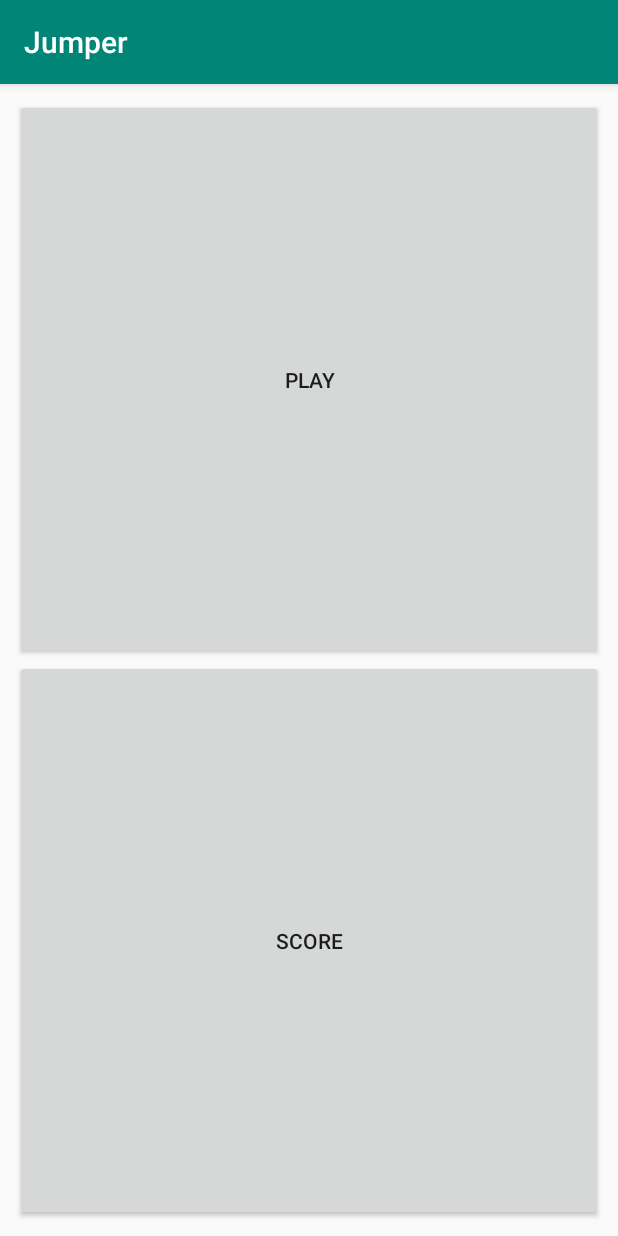
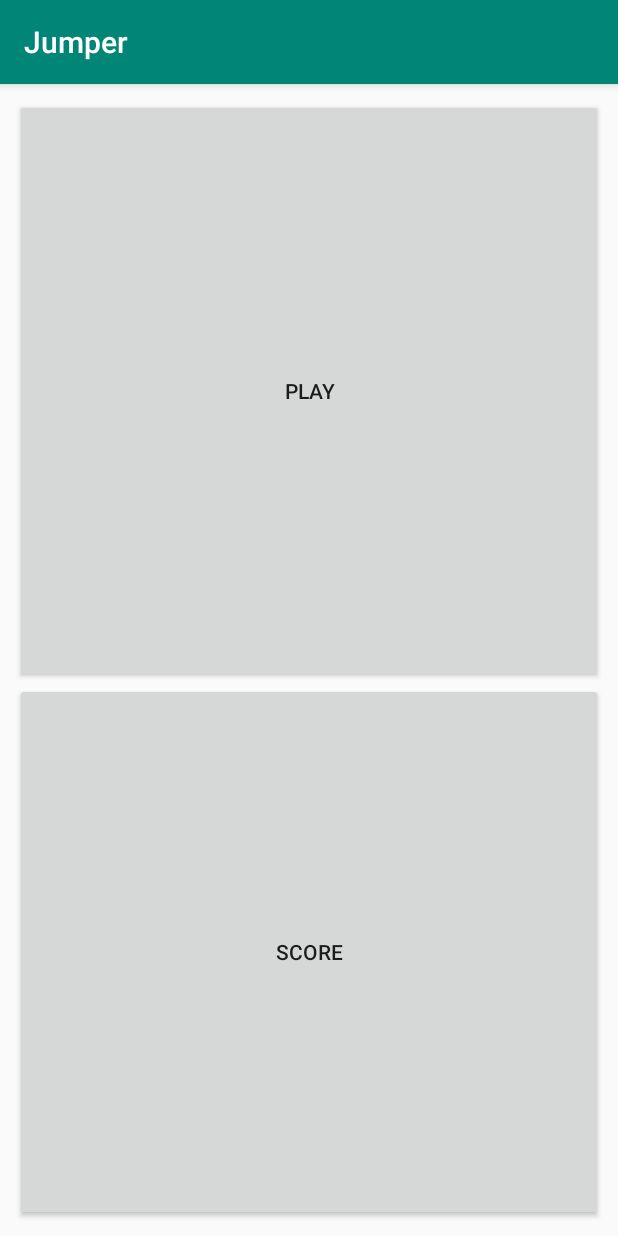
Before and after one commit to Khaaz/SP_NinjaJumper, an Android app: the screen it shows after launch (MainActivity), on a phone screen of 412 x 824 dp. Run offline under Robolectric (Android 15) with nearby library versions, the phone set to English and light mode, and no system bars.

Commit message:
passage des strings dans les ressources et changements vue scores mais rien de fou

```diff
--- a/app/build.gradle
+++ b/app/build.gradle
@@ -25,4 +25,5 @@ dependencies {
     testImplementation 'junit:junit:4.12'
     androidTestImplementation 'com.android.support.test:runner:1.0.2'
     androidTestImplementation 'com.android.support.test.espresso:espresso-core:3.0.2'
+    implementation 'com.android.support:design:28.0.0'
 }
--- a/app/src/main/java/com/iut/jumper/MainActivity.java
+++ b/app/src/main/java/com/iut/jumper/MainActivity.java
@@ -1,8 +1,8 @@
 package com.iut.jumper;
 
 import android.content.Intent;
+import android.os.Bundle;
 import android.support.v7.app.AppCompatActivity;
-import android.os.Bundle;
 import android.util.Log;
 import android.view.View;
 
--- a/app/src/main/res/layout/activity_main.xml
+++ b/app/src/main/res/layout/activity_main.xml
@@ -11,16 +11,16 @@
     <Button
         android:id="@+id/playButton"
         android:layout_width="match_parent"
-        android:layout_height="match_parent"
+        android:layout_height="323dp"
         android:layout_weight="1"
-        android:text="@string/playButton"
-        android:onClick="openPlay"/>
+        android:onClick="openPlay"
+        android:text="@string/playButton" />
 
     <Button
         android:id="@+id/scoreButton"
         android:layout_width="match_parent"
-        android:layout_height="match_parent"
+        android:layout_height="292dp"
         android:layout_weight="1"
-        android:text="@string/scoreButton"
-        android:onClick="openScore" />
+        android:onClick="openScore"
+        android:text="@string/scoreButton" />
 </android.widget.LinearLayout>
--- a/app/src/main/res/layout/activity_play.xml
+++ b/app/src/main/res/layout/activity_play.xml
@@ -9,7 +9,7 @@
         android:id="@+id/textView"
         android:layout_width="wrap_content"
         android:layout_height="wrap_content"
-        android:text="PLAY VIEW"
+        android:text="@string/PlayView"
         app:layout_constraintBottom_toBottomOf="parent"
         app:layout_constraintEnd_toEndOf="parent"
         app:layout_constraintStart_toStartOf="parent"
--- a/app/src/main/res/values/strings.xml
+++ b/app/src/main/res/values/strings.xml
@@ -2,4 +2,6 @@
     <string name="app_name">Jumper</string>
     <string name="playButton">Play</string>
     <string name="scoreButton">Score</string>
+    <string name="scores">Scores</string>
+    <string name="PlayView">PlayView</string>
 </resources>
```
Also changed, not shown: app/src/main/res/layout/activity_scores.xml (+17 -4 lines).
